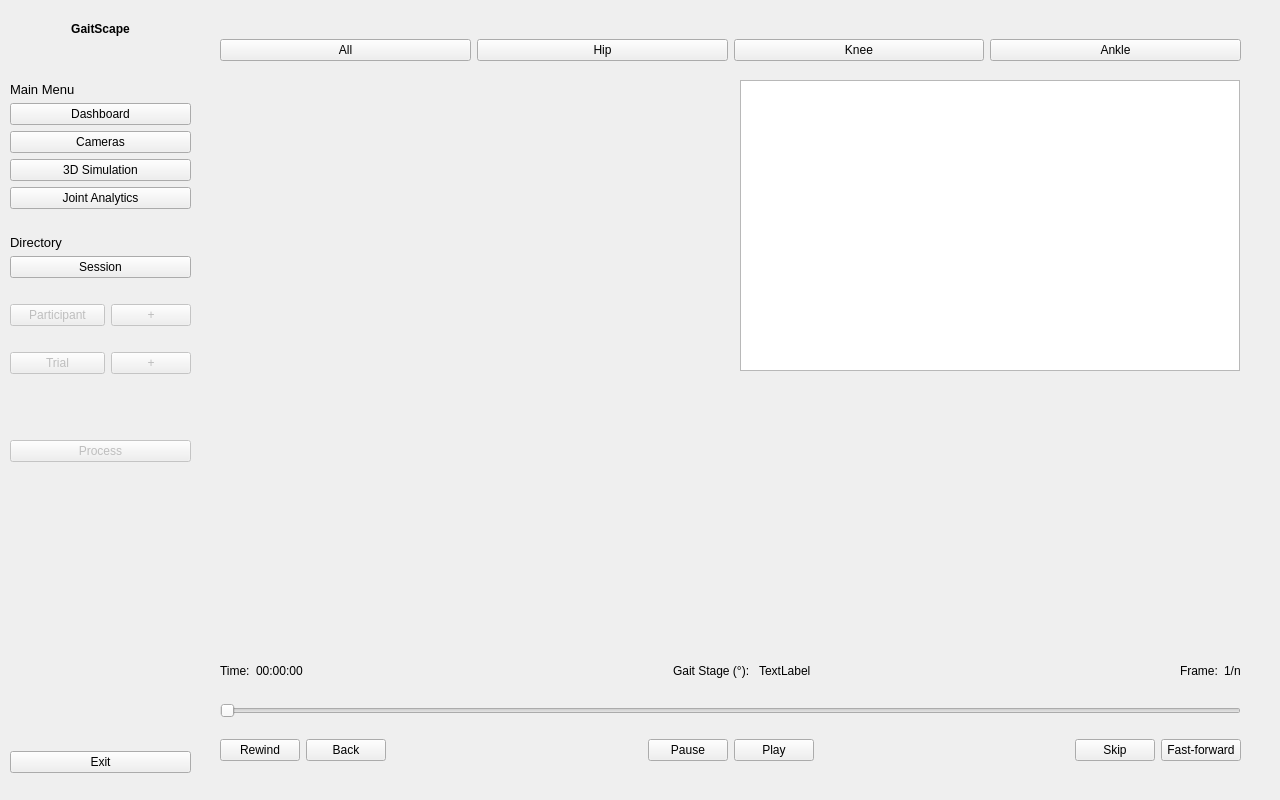
mattorga/thesis, file final_ui/final.ui: the form before one commit.
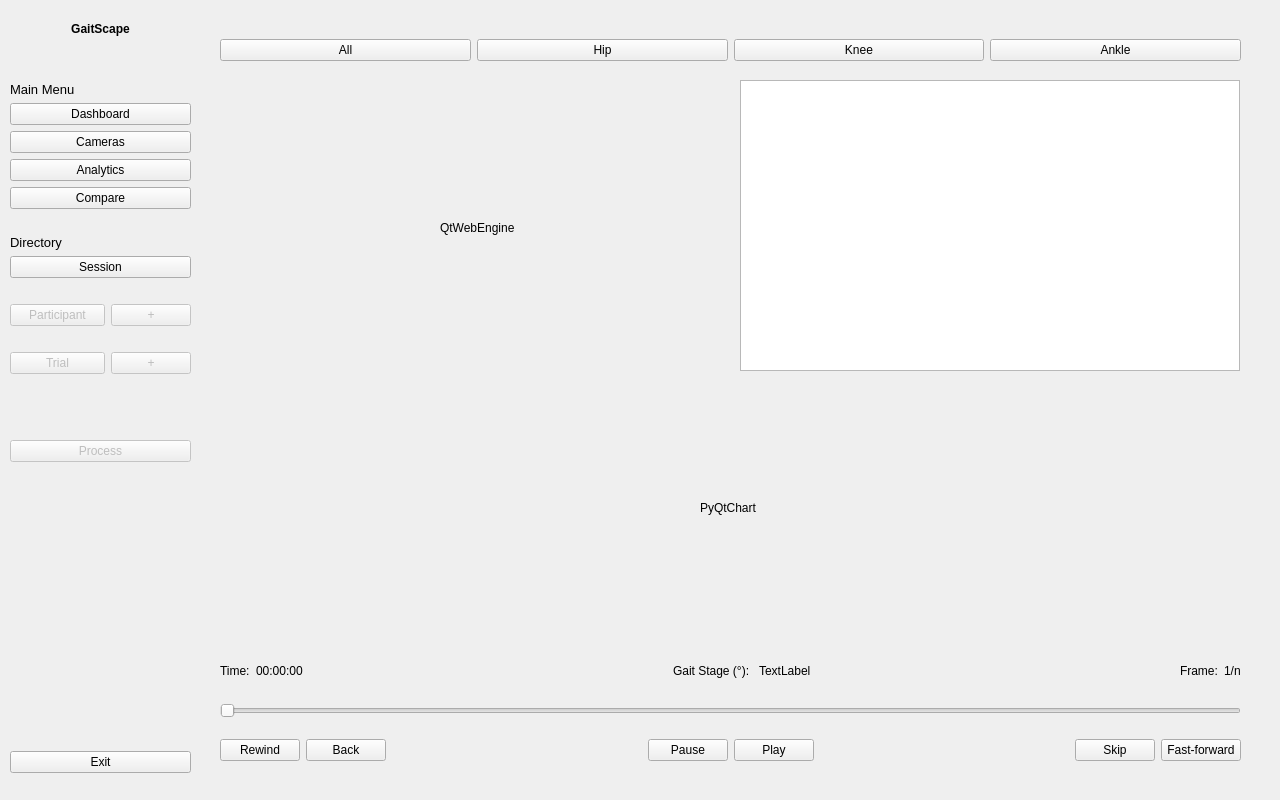
The form after the commit.

Diff of the .ui file:
```diff
--- a/final_ui/final.ui
+++ b/final_ui/final.ui
@@ -155,7 +155,7 @@
            </font>
           </property>
           <property name="text">
-           <string>3D Simulation</string>
+           <string>Analytics</string>
           </property>
          </widget>
         </item>
@@ -167,7 +167,7 @@
            </font>
           </property>
           <property name="text">
-           <string>Joint Analytics</string>
+           <string>Compare</string>
           </property>
          </widget>
         </item>
@@ -750,6 +750,19 @@
       <property name="styleSheet">
        <string notr="true"/>
       </property>
+      <widget class="QLabel" name="label">
+       <property name="geometry">
+        <rect>
+         <x>220</x>
+         <y>140</y>
+         <width>91</width>
+         <height>16</height>
+        </rect>
+       </property>
+       <property name="text">
+        <string>QtWebEngine</string>
+       </property>
+      </widget>
      </widget>
      <widget class="QWidget" name="horizontalLayoutWidget">
       <property name="geometry">
@@ -810,6 +823,19 @@
         <height>251</height>
        </rect>
       </property>
+      <widget class="QLabel" name="label_2">
+       <property name="geometry">
+        <rect>
+         <x>480</x>
+         <y>120</y>
+         <width>71</width>
+         <height>16</height>
+        </rect>
+       </property>
+       <property name="text">
+        <string>PyQtChart</string>
+       </property>
+      </widget>
      </widget>
      <widget class="QSlider" name="slider">
       <property name="geometry">
```
Left out of the diff: 2 changed lines with no effect on the pictures.
